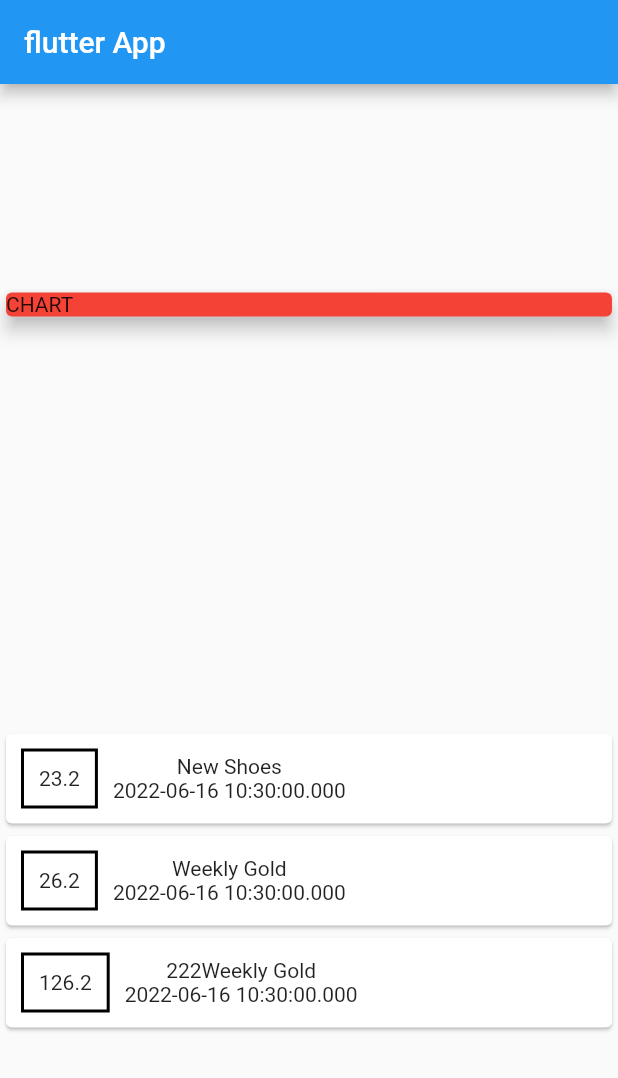
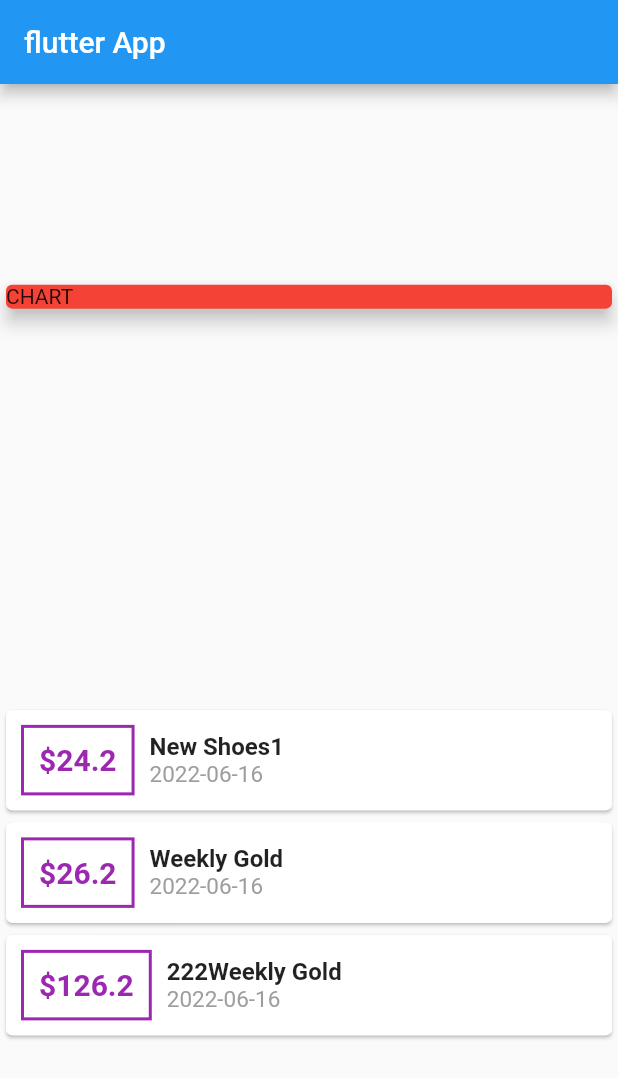
Before and after one commit to officialtechner/flutter.real_app, a Flutter app: the screen it shows after launch, on a phone screen of 412 x 824 dp. Shown: the top 1078 px of the screen. Run offline on Flutter 3.47's test engine with Material 2 defaults, Android fonts, the phone set to English and light mode, and no system bars.

Commit message:
add external pacakges

```diff
--- a/lib/main.dart
+++ b/lib/main.dart
@@ -1,5 +1,6 @@
 import 'package:flutter/material.dart';
 import 'package:real_app/transaction.dart';
+import 'package:intl/intl.dart';
 
 void main() {
   runApp(MyApp());
@@ -14,7 +15,7 @@ class MyApp extends StatelessWidget {
 
 class MyHomePage extends StatelessWidget {
   final List<Transaction> transactions = [
-    Transaction("1", "New Shoes", 23.20, DateTime.now()),
+    Transaction("1", "New Shoes1", 24.20, DateTime.now()),
     Transaction("2", "Weekly Gold", 26.20, DateTime.now()),
     Transaction("12", "222Weekly Gold", 126.20, DateTime.now()),
   ];
@@ -44,14 +45,27 @@ class MyHomePage extends StatelessWidget {
                       margin:
                           EdgeInsets.symmetric(vertical: 10, horizontal: 10),
                       decoration: BoxDecoration(
-                          border: Border.all(color: Colors.black, width: 2)),
-                      child: Text(tx.amount.toString()),
+                          border: Border.all(color: Colors.purple, width: 2)),
+                      child: Text(
+                          style: TextStyle(
+                              fontWeight: FontWeight.bold,
+                              color: Colors.purple,
+                              fontSize: 20),
+                          "\$${tx.amount}"),
                       padding: EdgeInsets.all(10),
                     ),
                     Column(
+                      crossAxisAlignment: CrossAxisAlignment.start,
                       children: [
-                        Text(tx.title),
-                        Text(tx.date.toString()),
+                        Text(
+                          tx.title,
+                          style: TextStyle(
+                              fontSize: 16, fontWeight: FontWeight.bold),
+                        ),
+                        Text(
+                          DateFormat("yyy-MM-dd").format(tx.date),
+                          style: TextStyle(fontSize: 15, color: Colors.grey),
+                        ),
                       ],
                     )
                   ],
--- a/pubspec.yaml
+++ b/pubspec.yaml
@@ -34,6 +34,7 @@ dependencies:
   # The following adds the Cupertino Icons font to your application.
   # Use with the CupertinoIcons class for iOS style icons.
   cupertino_icons: ^1.0.2
+  intl: ^0.17.0
 
 dev_dependencies:
   flutter_test:
```
Also changed, not shown: pubspec.lock, 1 other file.
